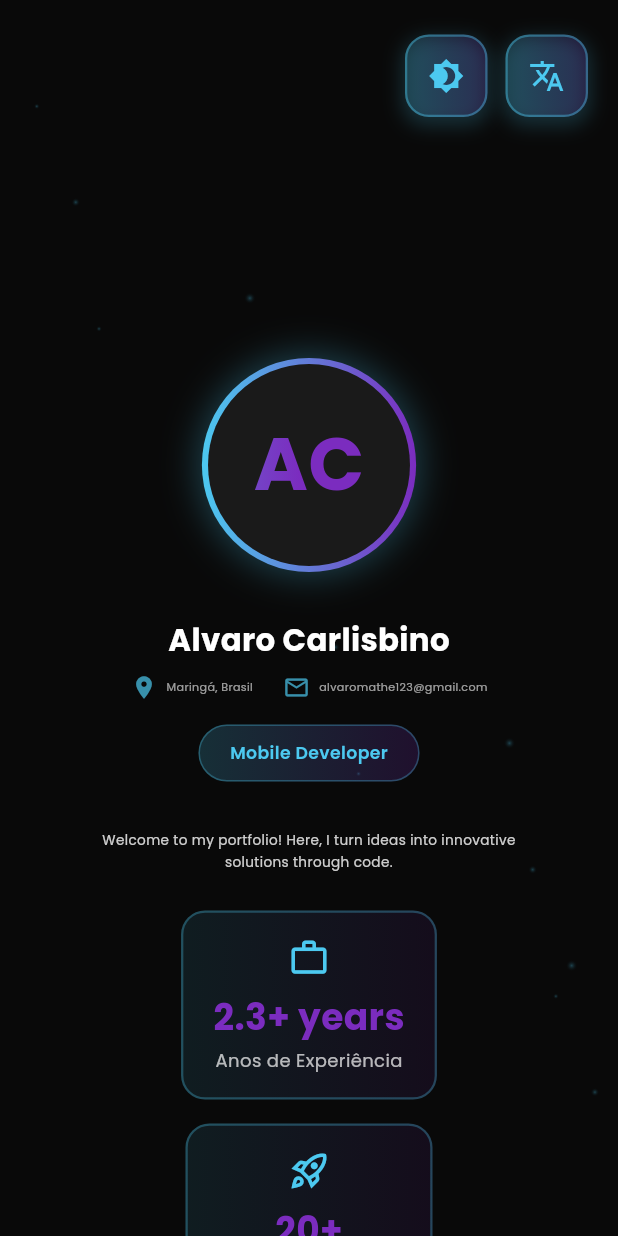
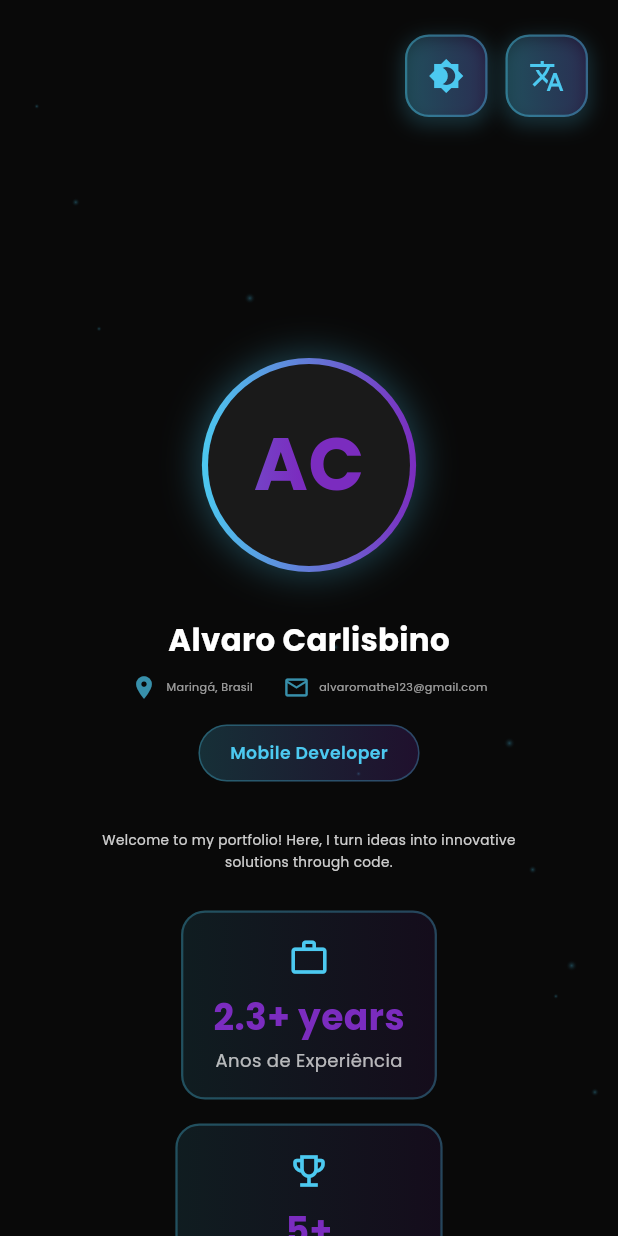
Before and after one commit to alvaro-carlisbino/portfolio, a Flutter app: the screen it shows after launch, on a phone screen of 412 x 824 dp. Run offline on Flutter 3.47's test engine with Material 3 defaults, Android fonts, the phone set to English and light mode, and no system bars; drawn by our look-alikes of flutter_animate; our stand-ins replace flutter_carousel_widget, get_it, google_fonts, responsive_builder, simple_icons.

Commit message:
delete: alguns cards

```diff
--- a/lib/pages/home/home.dart
+++ b/lib/pages/home/home.dart
@@ -467,9 +467,7 @@ class _HomePageState extends State<HomePage> with TickerProviderStateMixin {
             runSpacing: 16,
             children: [
               _buildStatItem(translate(TranslationKeys.yearsExperience).replaceAll('%s', _calculateExperience()), "Anos de Experiência", Icons.work_outline),
-              _buildStatItem("20+", "Projetos Completos", Icons.rocket_launch_outlined),
               _buildStatItem("5+", "Hackathons Vencidos", Icons.emoji_events_outlined),
-              _buildStatItem("1", "Palestra GDG", Icons.record_voice_over_outlined),
             ],
           ).animate()
             .fadeIn(duration: 600.ms, delay: 450.ms)
```
